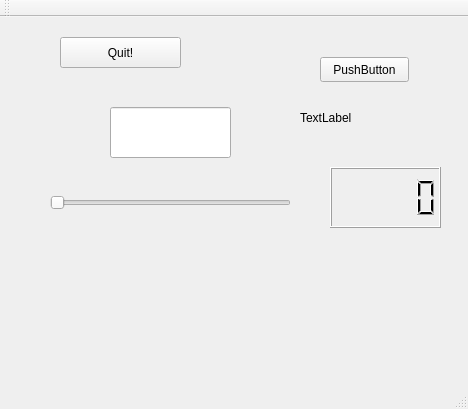
agostinhobritojr/dca1202, file qtdemo/mainwindow.ui: the form before one commit.
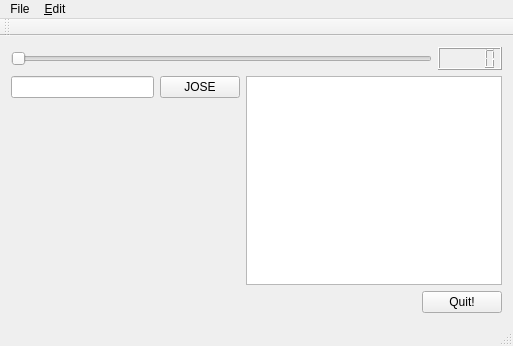
The form after the commit. Icons and pictures are not drawn.

Patch:
```diff
--- a/qtdemo/mainwindow.ui
+++ b/qtdemo/mainwindow.ui
@@ -6,96 +6,120 @@
    <rect>
     <x>0</x>
     <y>0</y>
-    <width>468</width>
-    <height>409</height>
+    <width>513</width>
+    <height>346</height>
    </rect>
   </property>
   <property name="windowTitle">
    <string>MainWindow</string>
   </property>
   <widget class="QWidget" name="centralWidget">
-   <widget class="QPushButton" name="pushButtonQuit">
-    <property name="geometry">
-     <rect>
-      <x>60</x>
-      <y>20</y>
-      <width>121</width>
-      <height>31</height>
-     </rect>
-    </property>
-    <property name="text">
-     <string>Quit!</string>
-    </property>
-   </widget>
-   <widget class="QPushButton" name="pushButtonOk">
-    <property name="geometry">
-     <rect>
-      <x>320</x>
-      <y>40</y>
-      <width>89</width>
-      <height>25</height>
-     </rect>
-    </property>
-    <property name="text">
-     <string>PushButton</string>
-    </property>
-   </widget>
-   <widget class="QSlider" name="horizontalSlider">
-    <property name="geometry">
-     <rect>
-      <x>50</x>
-      <y>170</y>
-      <width>241</width>
-      <height>31</height>
-     </rect>
-    </property>
-    <property name="orientation">
-     <enum>Qt::Horizontal</enum>
-    </property>
-   </widget>
-   <widget class="QLCDNumber" name="lcdNumber">
-    <property name="geometry">
-     <rect>
-      <x>330</x>
-      <y>150</y>
-      <width>111</width>
-      <height>61</height>
-     </rect>
-    </property>
-   </widget>
-   <widget class="QLineEdit" name="lineEdit">
-    <property name="geometry">
-     <rect>
-      <x>110</x>
-      <y>90</y>
-      <width>121</width>
-      <height>51</height>
-     </rect>
-    </property>
-   </widget>
-   <widget class="QLabel" name="label">
-    <property name="geometry">
-     <rect>
-      <x>300</x>
-      <y>80</y>
-      <width>111</width>
-      <height>41</height>
-     </rect>
-    </property>
-    <property name="text">
-     <string>TextLabel</string>
-    </property>
-   </widget>
+   <layout class="QVBoxLayout" name="verticalLayout_2">
+    <item>
+     <layout class="QHBoxLayout" name="horizontalLayout">
+      <item>
+       <widget class="QSlider" name="horizontalSlider">
+        <property name="orientation">
+         <enum>Qt::Horizontal</enum>
+        </property>
+       </widget>
+      </item>
+      <item>
+       <widget class="QLCDNumber" name="lcdNumber"/>
+      </item>
+     </layout>
+    </item>
+    <item>
+     <layout class="QHBoxLayout" name="horizontalLayout_4">
+      <item>
+       <layout class="QVBoxLayout" name="verticalLayout">
+        <item>
+         <layout class="QHBoxLayout" name="horizontalLayout_2">
+          <item>
+           <widget class="QLineEdit" name="lineEditTexto"/>
+          </item>
+          <item>
+           <widget class="QPushButton" name="pushButtonOk">
+            <property name="text">
+             <string>JOSE</string>
+            </property>
+           </widget>
+          </item>
+         </layout>
+        </item>
+        <item>
+         <spacer name="verticalSpacer">
+          <property name="orientation">
+           <enum>Qt::Vertical</enum>
+          </property>
+          <property name="sizeHint" stdset="0">
+           <size>
+            <width>20</width>
+            <height>40</height>
+           </size>
+          </property>
+         </spacer>
+        </item>
+       </layout>
+      </item>
+      <item>
+       <widget class="QTextBrowser" name="textBrowserTexto"/>
+      </item>
+     </layout>
+    </item>
+    <item>
+     <layout class="QHBoxLayout" name="horizontalLayout_3">
+      <item>
+       <spacer name="horizontalSpacer">
+        <property name="orientation">
+         <enum>Qt::Horizontal</enum>
+        </property>
+        <property name="sizeHint" stdset="0">
+         <size>
+          <width>40</width>
+          <height>20</height>
+         </size>
+        </property>
+       </spacer>
+      </item>
+      <item>
+       <widget class="QPushButton" name="pushButtonQuit">
+        <property name="text">
+         <string>Quit!</string>
+        </property>
+        <property name="icon">
+         <iconset resource="resources.qrc">
+          <normaloff>:/skull</normaloff>:/skull</iconset>
+        </property>
+       </widget>
+      </item>
+     </layout>
+    </item>
+   </layout>
   </widget>
   <widget class="QMenuBar" name="menuBar">
    <property name="geometry">
     <rect>
      <x>0</x>
      <y>0</y>
-     <width>468</width>
-     <height>22</height>
+     <width>513</width>
+     <height>19</height>
     </rect>
    </property>
+   <widget class="QMenu" name="menuFile">
+    <property name="title">
+     <string>File</string>
+    </property>
+    <addaction name="actionAbrirArquivo"/>
+    <addaction name="actionQuit"/>
+   </widget>
+   <widget class="QMenu" name="menu_Edit">
+    <property name="title">
+     <string>&amp;Edit</string>
+    </property>
+   </widget>
+   <addaction name="menuFile"/>
+   <addaction name="menu_Edit"/>
   </widget>
   <widget class="QToolBar" name="mainToolBar">
    <attribute name="toolBarArea">
```
Left out of the diff: 61 changed lines with no effect on the pictures.
